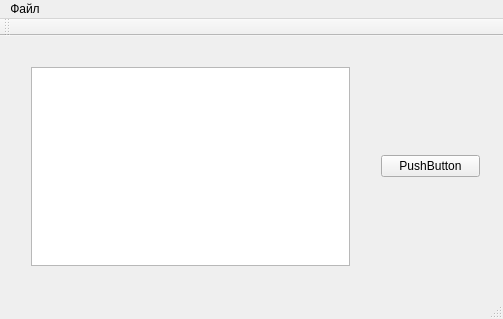
Qt form terminal/src/mainwindow.ui (Automiq/alpha.protort) before a commit.
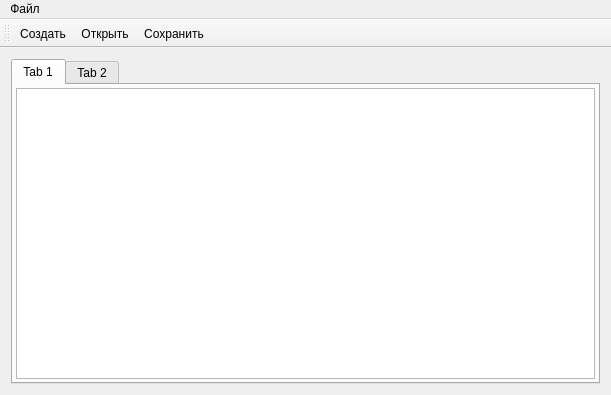
The same form after that commit.

Commit message: Реализованы загрузка и сохранение в базовом варианте (по хардкору)

Patch:
```diff
--- a/terminal/src/mainwindow.ui
+++ b/terminal/src/mainwindow.ui
@@ -6,59 +6,61 @@
    <rect>
     <x>0</x>
     <y>0</y>
-    <width>503</width>
-    <height>319</height>
+    <width>611</width>
+    <height>395</height>
    </rect>
   </property>
   <property name="windowTitle">
    <string>MainWindow</string>
   </property>
   <widget class="QWidget" name="centralWidget">
-   <widget class="QWidget" name="verticalLayoutWidget">
-    <property name="geometry">
-     <rect>
-      <x>20</x>
-      <y>20</y>
-      <width>341</width>
-      <height>221</height>
-     </rect>
-    </property>
-    <layout class="QVBoxLayout" name="verticalLayout">
-     <item>
-      <widget class="QTextEdit" name="textEdit"/>
-     </item>
-    </layout>
-   </widget>
-   <widget class="QWidget" name="verticalLayoutWidget_2">
-    <property name="geometry">
-     <rect>
-      <x>370</x>
-      <y>20</y>
-      <width>121</width>
-      <height>221</height>
-     </rect>
-    </property>
-    <layout class="QVBoxLayout" name="verticalLayout_2">
-     <item>
-      <widget class="QPushButton" name="pushButton">
-       <property name="text">
-        <string>PushButton</string>
-       </property>
+   <layout class="QHBoxLayout" name="horizontalLayout">
+    <item>
+     <widget class="QTabWidget" name="tabWidget">
+      <property name="currentIndex">
+       <number>0</number>
+      </property>
+      <widget class="QWidget" name="tab">
+       <attribute name="title">
+        <string>Tab 1</string>
+       </attribute>
+       <layout class="QHBoxLayout" name="horizontalLayout_2">
+        <property name="spacing">
+         <number>1</number>
+        </property>
+        <property name="leftMargin">
+         <number>3</number>
+        </property>
+        <property name="topMargin">
+         <number>3</number>
+        </property>
+        <property name="rightMargin">
+         <number>3</number>
+        </property>
+        <property name="bottomMargin">
+         <number>3</number>
+        </property>
+        <item>
+         <widget class="QTextEdit" name="textEdit"/>
+        </item>
+       </layout>
       </widget>
-     </item>
-    </layout>
-   </widget>
-   <zorder>verticalLayoutWidget</zorder>
-   <zorder>verticalLayoutWidget_2</zorder>
-   <zorder>textEdit</zorder>
+      <widget class="QWidget" name="tab_2">
+       <attribute name="title">
+        <string>Tab 2</string>
+       </attribute>
+      </widget>
+     </widget>
+    </item>
+   </layout>
   </widget>
   <widget class="QMenuBar" name="menuBar">
    <property name="geometry">
     <rect>
      <x>0</x>
      <y>0</y>
-     <width>503</width>
-     <height>28</height>
+     <width>611</width>
+     <height>20</height>
     </rect>
    </property>
    <widget class="QMenu" name="menu">
@@ -66,12 +68,15 @@
      <string>Файл</string>
     </property>
     <addaction name="action"/>
-    <addaction name="action_5"/>
     <addaction name="separator"/>
-    <addaction name="load_scheme"/>
-    <addaction name="load_descripton"/>
+    <addaction name="open_file"/>
     <addaction name="separator"/>
-    <addaction name="action_8"/>
+    <addaction name="save_file"/>
+    <addaction name="save_as"/>
+    <addaction name="separator"/>
+    <addaction name="close_file"/>
+    <addaction name="separator"/>
+    <addaction name="exit"/>
    </widget>
    <addaction name="menu"/>
   </widget>
@@ -82,11 +87,13 @@
    <attribute name="toolBarBreak">
     <bool>false</bool>
    </attribute>
+   <addaction name="action"/>
+   <addaction name="open_file"/>
+   <addaction name="save_file"/>
   </widget>
-  <widget class="QStatusBar" name="statusBar"/>
   <action name="action">
    <property name="text">
-    <string>Создать описание</string>
+    <string>Создать</string>
    </property>
   </action>
   <action name="load_descripton">
@@ -102,16 +109,31 @@
     <string>Создать схему</string>
    </property>
   </action>
-  <action name="load_scheme">
+  <action name="open_file">
    <property name="text">
-    <string>Загрузить схему</string>
+    <string>Открыть</string>
    </property>
   </action>
-  <action name="action_8">
+  <action name="save_file">
    <property name="text">
     <string>Сохранить</string>
    </property>
   </action>
+  <action name="close_file">
+   <property name="text">
+    <string>Зкарыть файл</string>
+   </property>
+  </action>
+  <action name="exit">
+   <property name="text">
+    <string>Выход</string>
+   </property>
+  </action>
+  <action name="save_as">
+   <property name="text">
+    <string>Сохранить как...</string>
+   </property>
+  </action>
  </widget>
  <layoutdefault spacing="6" margin="11"/>
  <resources/>
```
The commit also changes 2 other files.
